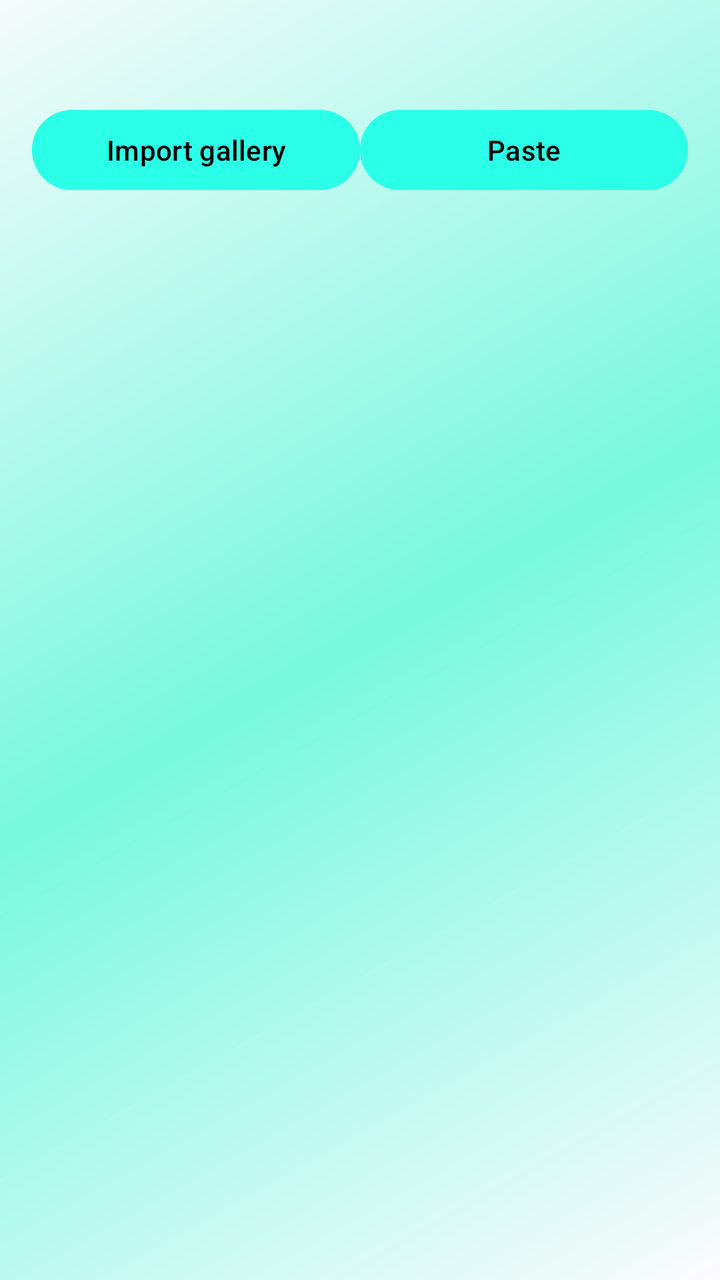
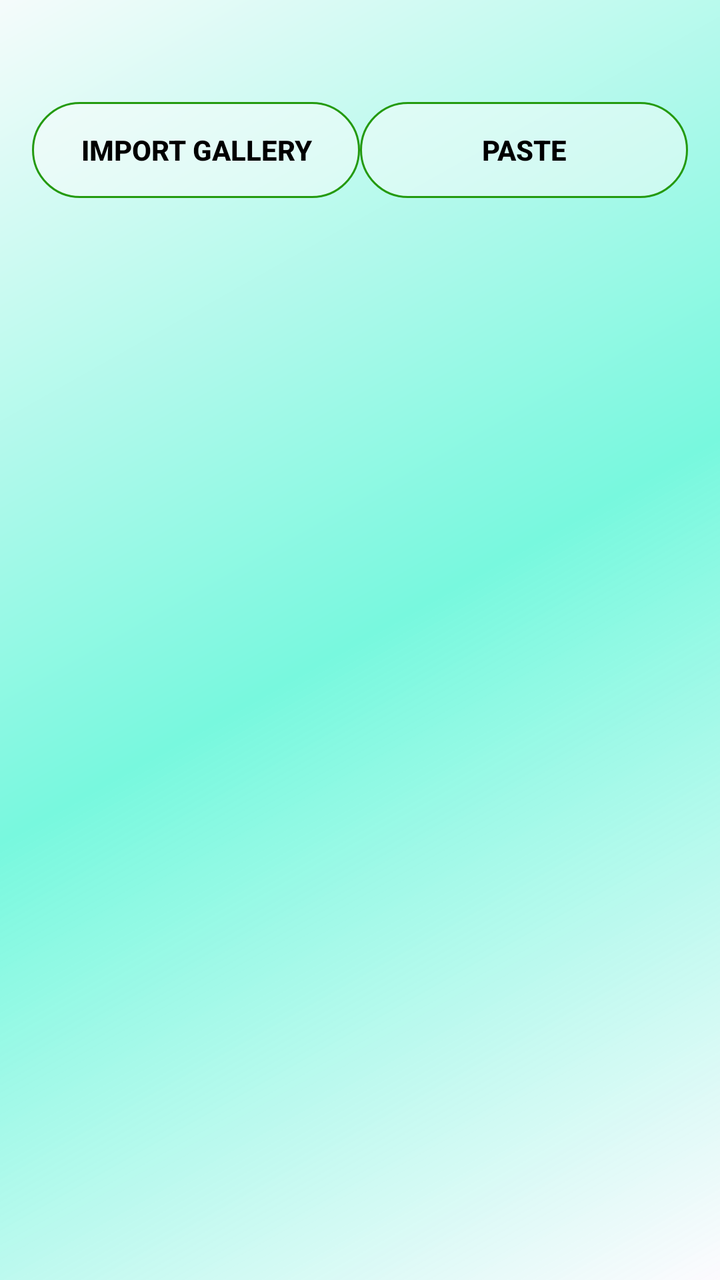

Before-and-after screenshots of an Android layout around one commit, followed by the original layout XML and the change that was made.
<!-- AndroidManifest.xml: application theme Theme.NexoinVaulit -->
<!-- res/layout/activity_folder.xml -->
<?xml version="1.0" encoding="utf-8"?>
<LinearLayout xmlns:android="http://schemas.android.com/apk/res/android"
    android:orientation="vertical"
    android:padding="16dp"
    android:background="@drawable/gradient_bg"
    android:layout_width="match_parent"
    android:layout_height="match_parent">
    <TextView
        android:id="@+id/title"
        android:textSize="26sp"
        android:textColor="@color/black"
        android:textStyle="bold"
        android:layout_width="match_parent"
        android:layout_height="wrap_content"/>
    <LinearLayout
        android:orientation="horizontal"
        android:layout_width="match_parent"
        android:layout_height="wrap_content">
        <Button
            android:id="@+id/importButton"
            android:text="Import gallery"
            android:layout_weight="1"
            android:backgroundTint="@color/button_text"
            android:layout_width="0dp"
            android:textColor="@color/black"
            android:layout_height="wrap_content"/>
        <Button
            android:id="@+id/pasteButton"
            android:text="Paste"
            android:layout_weight="1"
            android:layout_width="0dp"
            android:backgroundTint="@color/button_text"
            android:textColor="@color/black"
            android:layout_height="wrap_content"/>
    </LinearLayout>
    <ScrollView
        android:layout_width="match_parent"
        android:layout_height="match_parent">
        <LinearLayout
            android:id="@+id/list"
            android:orientation="vertical"
            android:layout_width="match_parent"
            android:layout_height="wrap_content"/>
    </ScrollView>
</LinearLayout>
<!-- resources referenced by this layout -->
<resources>
  <color name="black">#FF000000</color>
  <color name="button_text">#2BFFE7</color>
  <!-- drawable gradient_bg (drawable) -->
  <?xml version="1.0" encoding="utf-8"?>
  <shape xmlns:android="http://schemas.android.com/apk/res/android"
      android:shape="rectangle">
      <gradient
          android:angle="135"
          android:startColor="#8BFAFDFD"
          android:centerColor="#78F8DE"
          android:endColor="#F5FBFB"
          android:type="linear" />
  </shape>
  <style name="Theme.NexoinVaulit" parent="Base.Theme.NexoinVaulit" />
  <style name="Base.Theme.NexoinVaulit" parent="Theme.Material3.DayNight.NoActionBar">
          
          
      </style>
</resources>

<!-- the commit's change to res/layout/activity_folder.xml (unified diff, before → after) -->
@@ -1,5 +1,6 @@
 <?xml version="1.0" encoding="utf-8"?>
 <LinearLayout xmlns:android="http://schemas.android.com/apk/res/android"
+    xmlns:app="http://schemas.android.com/apk/res-auto"
     android:orientation="vertical"
     android:padding="16dp"
     android:background="@drawable/gradient_bg"
@@ -16,21 +17,26 @@
         android:orientation="horizontal"
         android:layout_width="match_parent"
         android:layout_height="wrap_content">
-        <Button
+        <androidx.appcompat.widget.AppCompatButton
             android:id="@+id/importButton"
             android:text="Import gallery"
             android:layout_weight="1"
-            android:backgroundTint="@color/button_text"
+            app:rippleColor="@color/teal_700"
+            android:background="@drawable/button_bg"
             android:layout_width="0dp"
+            android:textStyle="bold"
             android:textColor="@color/black"
             android:layout_height="wrap_content"/>
-        <Button
+
+        <androidx.appcompat.widget.AppCompatButton
             android:id="@+id/pasteButton"
             android:text="Paste"
             android:layout_weight="1"
             android:layout_width="0dp"
-            android:backgroundTint="@color/button_text"
+            app:rippleColor="@color/teal_700"
+            android:background="@drawable/button_bg"
             android:textColor="@color/black"
+            android:textStyle="bold"
             android:layout_height="wrap_content"/>
     </LinearLayout>
     <ScrollView
<!-- resource entries referenced after the edit -->
@@ -1,7 +1,30 @@
 <!-- resources referenced by this layout -->
 <resources>
   <color name="black">#FF000000</color>
-  <color name="button_text">#2BFFE7</color>
+  <color name="teal_700">#FF018786</color>
+  <!-- drawable button_bg (drawable) -->
+  <?xml version="1.0" encoding="utf-8"?>
+  <selector xmlns:android="http://schemas.android.com/apk/res/android">
+      <item android:state_pressed="true">
+          <shape>
+              <solid android:color="#20008000" /> 
+              <stroke
+                  android:width="1dp"
+                  android:color="#76CDF4" />
+              <corners android:radius="20dp" /> 
+          </shape>
+      </item>
+      <item>
+          <shape>
+              <solid android:color="@android:color/transparent" /> 
+              <solid android:color="@color/t_white" />
+              <stroke
+                  android:width="1dp"
+                  android:color="@color/green" /> 
+              <corners android:radius="50dp" />
+          </shape>
+      </item>
+  </selector>
   <!-- drawable gradient_bg (drawable) -->
   <?xml version="1.0" encoding="utf-8"?>
   <shape xmlns:android="http://schemas.android.com/apk/res/android"
@@ -14,6 +37,8 @@
           android:type="linear" />
   </shape>
   <style name="Theme.NexoinVaulit" parent="Base.Theme.NexoinVaulit" />
+  <color name="t_white">#7AFBFAFA</color>
+  <color name="green">#249A0F</color>
   <style name="Base.Theme.NexoinVaulit" parent="Theme.Material3.DayNight.NoActionBar">
           
           
